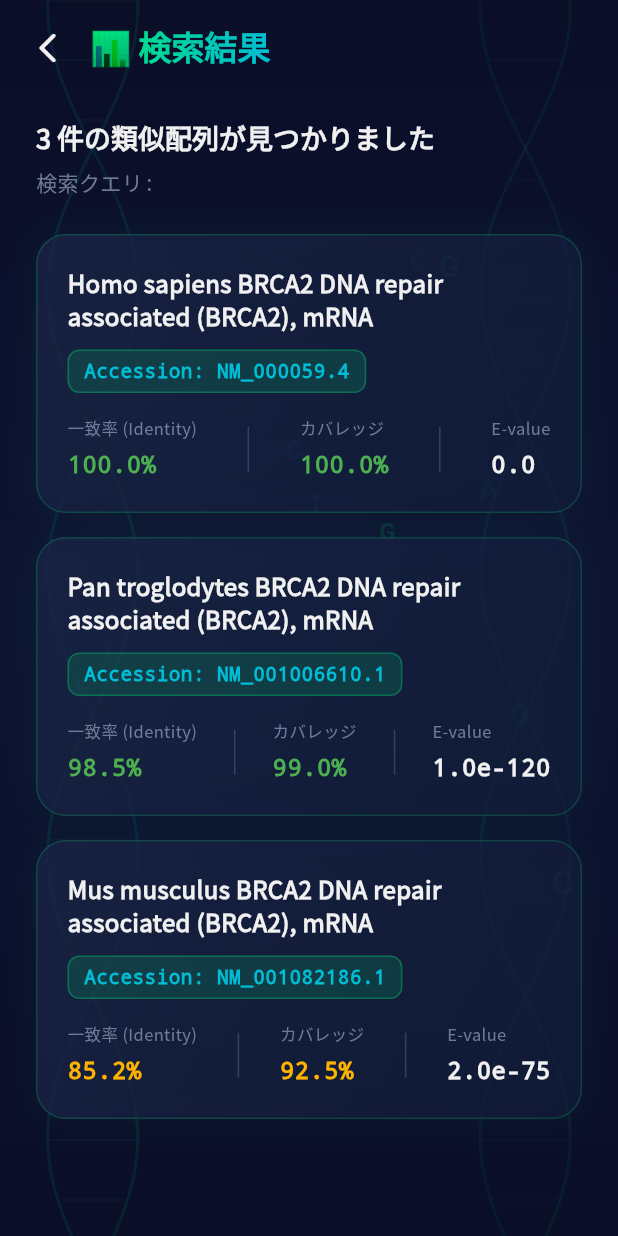
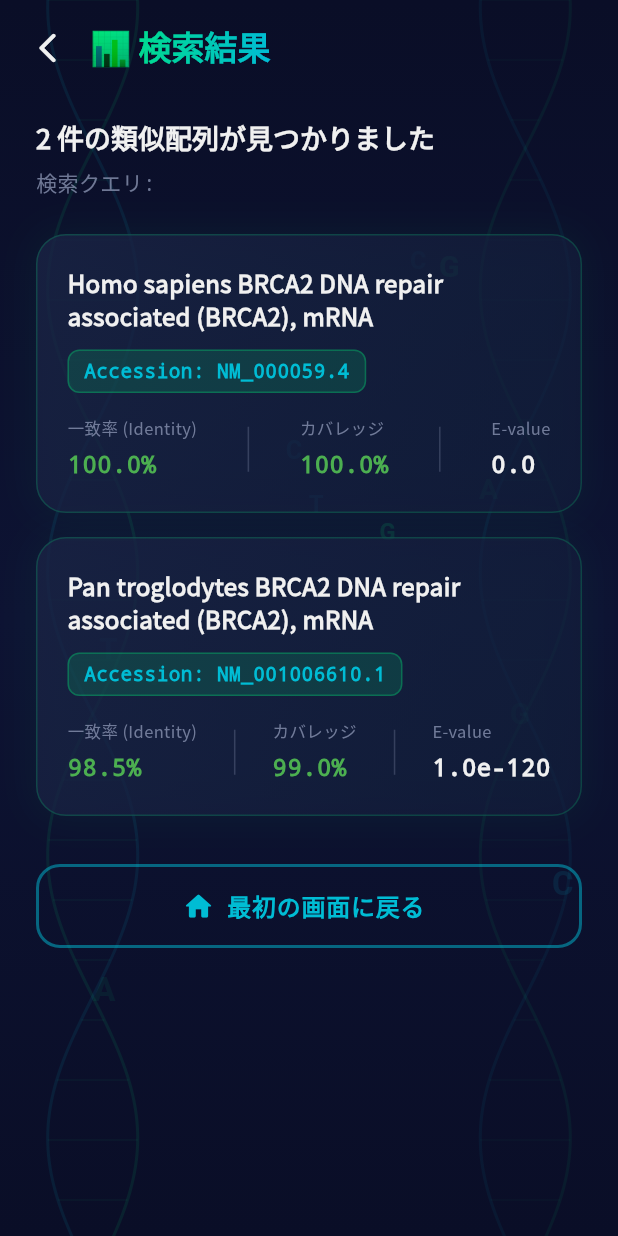
Before and after one commit to sotogumi/genoru, a Flutter app: the SearchResultScreen screen opened directly with empty values, on a phone screen of 412 x 824 dp. Run offline on Flutter 3.47's test engine with Material 3 defaults, Android fonts, the phone set to English and light mode, and no system bars; our stand-ins replace google_fonts.

```diff
--- a/lib/app/screens/search_result_screen.dart
+++ b/lib/app/screens/search_result_screen.dart
@@ -1,5 +1,4 @@
 import 'package:flutter/material.dart';
-import 'package:flutter/services.dart';
 import 'package:genoru/app/theme/app_theme.dart';
 import 'package:genoru/app/widgets/dna_background.dart';
 
@@ -42,13 +41,13 @@ class SearchResultScreen extends StatelessWidget {
       coverage: 99.0,
       eValue: 1e-120,
     ),
-    SearchResultItem(
-      accession: 'NM_001082186.1',
-      title: 'Mus musculus BRCA2 DNA repair associated (BRCA2), mRNA',
-      identity: 85.2,
-      coverage: 92.5,
-      eValue: 2e-75,
-    ),
+    // SearchResultItem(
+    //   accession: 'NM_001082186.1',
+    //   title: 'Mus musculus BRCA2 DNA repair associated (BRCA2), mRNA',
+    //   identity: 85.2,
+    //   coverage: 92.5,
+    //   eValue: 2e-75,
+    // ),
   ];
 
   @override
@@ -102,11 +101,14 @@ class SearchResultScreen extends StatelessWidget {
                 // ── 結果リスト ──
                 Expanded(
                   child: ListView.builder(
+                    physics: const AlwaysScrollableScrollPhysics(),
                     padding: const EdgeInsets.symmetric(
                       horizontal: 24,
                       vertical: 16,
                     ),
-                    itemCount: _mockResults.length + 1, // +1 for the header
+                    itemCount:
+                        _mockResults.length +
+                        2, // +1 for the header, +1 for the footer
                     itemBuilder: (context, index) {
                       if (index == 0) {
                         return Padding(
@@ -134,6 +136,44 @@ class SearchResultScreen extends StatelessWidget {
                                 ),
                               ),
                             ],
+                          ),
+                        );
+                      }
+
+                      if (index == _mockResults.length + 1) {
+                        return Padding(
+                          padding: const EdgeInsets.only(top: 16, bottom: 40),
+                          child: SizedBox(
+                            width: double.infinity,
+                            height: 56,
+                            child: OutlinedButton.icon(
+                              onPressed: () {
+                                Navigator.of(
+                                  context,
+                                ).popUntil((route) => route.isFirst);
+                              },
+                              icon: const Icon(Icons.home_rounded, size: 22),
+                              label: const Text(
+                                '最初の画面に戻る',
+                                style: TextStyle(
+                                  fontSize: 16,
+                                  fontWeight: FontWeight.w700,
+                                  letterSpacing: 0.5,
+                                ),
+                              ),
+                              style: OutlinedButton.styleFrom(
+                                foregroundColor: AppTheme.accentCyan,
+                                side: BorderSide(
+                                  color: AppTheme.accentCyan.withValues(
+                                    alpha: 0.5,
+                                  ),
+                                  width: 2,
+                                ),
+                                shape: RoundedRectangleBorder(
+                                  borderRadius: BorderRadius.circular(16),
+                                ),
+                              ),
+                            ),
                           ),
                         );
                       }
```
Also changed, not shown: lib/app/screens/input_screen.dart (+15 -5 lines).
